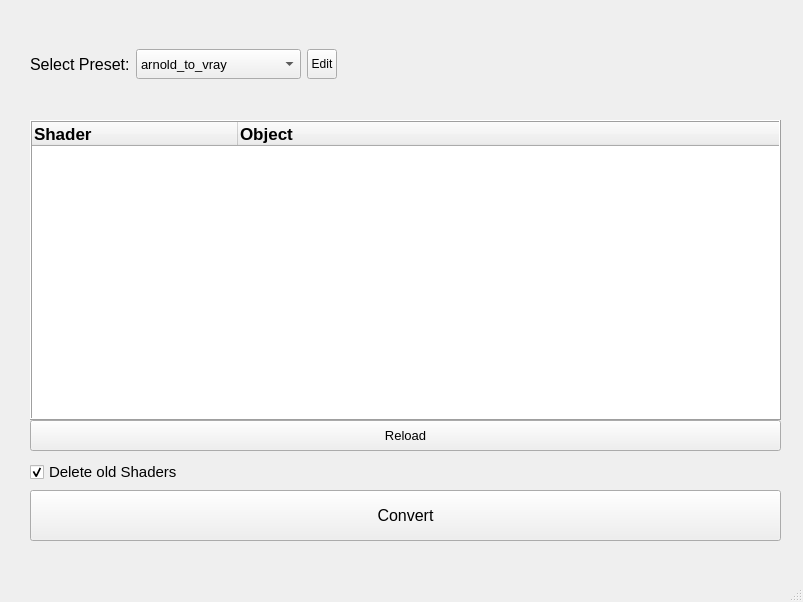
Before: the Qt Designer form ui_bk/ui.ui in Itsadasomnark/ShaderConvertor, drawn with Qt 5.
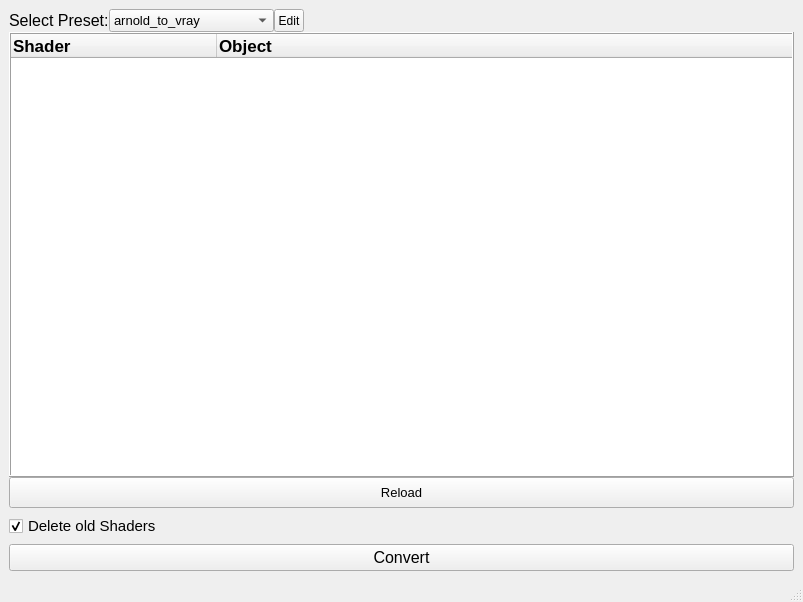
After: the same form once the commit is applied.

```diff
--- a/ui_bk/ui.ui
+++ b/ui_bk/ui.ui
@@ -20,19 +20,112 @@
    <string>MainWindow</string>
   </property>
   <widget class="QWidget" name="centralwidget">
-   <widget class="QWidget" name="verticalLayoutWidget_2">
-    <property name="geometry">
-     <rect>
-      <x>30</x>
-      <y>120</y>
-      <width>751</width>
-      <height>331</height>
-     </rect>
-    </property>
+   <layout class="QVBoxLayout" name="verticalLayout_2">
+    <item>
     <layout class="QVBoxLayout" name="verticalLayout">
      <property name="spacing">
       <number>0</number>
      </property>
+      <item>
+       <layout class="QHBoxLayout" name="Select_layout">
+        <item>
+         <widget class="QLabel" name="Preset_label">
+          <property name="enabled">
+           <bool>true</bool>
+          </property>
+          <property name="sizePolicy">
+           <sizepolicy hsizetype="Fixed" vsizetype="Fixed">
+            <horstretch>0</horstretch>
+            <verstretch>0</verstretch>
+           </sizepolicy>
+          </property>
+          <property name="font">
+           <font>
+            <pointsize>12</pointsize>
+           </font>
+          </property>
+          <property name="focusPolicy">
+           <enum>Qt::NoFocus</enum>
+          </property>
+          <property name="contextMenuPolicy">
+           <enum>Qt::DefaultContextMenu</enum>
+          </property>
+          <property name="layoutDirection">
+           <enum>Qt::LeftToRight</enum>
+          </property>
+          <property name="frameShape">
+           <enum>QFrame::NoFrame</enum>
+          </property>
+          <property name="text">
+           <string>Select Preset:</string>
+          </property>
+         </widget>
+        </item>
+        <item>
+         <widget class="QComboBox" name="Preset_combo">
+          <property name="sizePolicy">
+           <sizepolicy hsizetype="Minimum" vsizetype="Minimum">
+            <horstretch>0</horstretch>
+            <verstretch>0</verstretch>
+           </sizepolicy>
+          </property>
+          <property name="maximumSize">
+           <size>
+            <width>200</width>
+            <height>30</height>
+           </size>
+          </property>
+          <property name="font">
+           <font>
+            <pointsize>10</pointsize>
+           </font>
+          </property>
+          <item>
+           <property name="text">
+            <string>arnold_to_vray</string>
+           </property>
+          </item>
+          <item>
+           <property name="text">
+            <string>--- create new preset ---</string>
+           </property>
+          </item>
+         </widget>
+        </item>
+        <item>
+         <widget class="QToolButton" name="EditPreset_button">
+          <property name="sizePolicy">
+           <sizepolicy hsizetype="Minimum" vsizetype="Minimum">
+            <horstretch>0</horstretch>
+            <verstretch>0</verstretch>
+           </sizepolicy>
+          </property>
+          <property name="maximumSize">
+           <size>
+            <width>30</width>
+            <height>30</height>
+           </size>
+          </property>
+          <property name="text">
+           <string>Edit</string>
+          </property>
+         </widget>
+        </item>
+        <item>
+         <spacer name="horizontalSpacer">
+          <property name="orientation">
+           <enum>Qt::Horizontal</enum>
+          </property>
+          <property name="sizeHint" stdset="0">
+           <size>
+            <width>40</width>
+            <height>20</height>
+           </size>
+          </property>
+         </spacer>
+        </item>
+       </layout>
+      </item>
      <item>
       <widget class="QTreeWidget" name="treeWidget">
        <property name="contextMenuPolicy">
@@ -125,16 +218,8 @@
       </widget>
      </item>
     </layout>
-   </widget>
-   <widget class="QWidget" name="verticalLayoutWidget_3">
-    <property name="geometry">
-     <rect>
-      <x>30</x>
-      <y>460</y>
-      <width>751</width>
-      <height>81</height>
-     </rect>
-    </property>
+    </item>
+    <item>
     <layout class="QVBoxLayout" name="Convert_Layout">
      <item>
       <widget class="QCheckBox" name="Delete_checkBox">
@@ -170,115 +255,8 @@
       </widget>
      </item>
     </layout>
-   </widget>
-   <widget class="QWidget" name="verticalLayoutWidget">
-    <property name="geometry">
-     <rect>
-      <x>30</x>
-      <y>10</y>
-      <width>751</width>
-      <height>109</height>
-     </rect>
-    </property>
-    <layout class="QHBoxLayout" name="Select_layout">
-     <item>
-      <widget class="QLabel" name="Preset_label">
-       <property name="enabled">
-        <bool>true</bool>
-       </property>
-       <property name="sizePolicy">
-        <sizepolicy hsizetype="Fixed" vsizetype="Fixed">
-         <horstretch>0</horstretch>
-         <verstretch>0</verstretch>
-        </sizepolicy>
-       </property>
-       <property name="font">
-        <font>
-         <pointsize>12</pointsize>
-        </font>
-       </property>
-       <property name="focusPolicy">
-        <enum>Qt::NoFocus</enum>
-       </property>
-       <property name="contextMenuPolicy">
-        <enum>Qt::DefaultContextMenu</enum>
-       </property>
-       <property name="layoutDirection">
-        <enum>Qt::LeftToRight</enum>
-       </property>
-       <property name="frameShape">
-        <enum>QFrame::NoFrame</enum>
-       </property>
-       <property name="text">
-        <string>Select Preset:</string>
-       </property>
-      </widget>
-     </item>
-     <item>
-      <widget class="QComboBox" name="Preset_combo">
-       <property name="sizePolicy">
-        <sizepolicy hsizetype="Minimum" vsizetype="Minimum">
-         <horstretch>0</horstretch>
-         <verstretch>0</verstretch>
-        </sizepolicy>
-       </property>
-       <property name="maximumSize">
-        <size>
-         <width>200</width>
-         <height>30</height>
-        </size>
-       </property>
-       <property name="font">
-        <font>
-         <pointsize>10</pointsize>
-        </font>
-       </property>
-       <item>
-        <property name="text">
-         <string>arnold_to_vray</string>
-        </property>
-       </item>
-       <item>
-        <property name="text">
-         <string>--- create new preset ---</string>
-        </property>
-       </item>
-      </widget>
-     </item>
-     <item>
-      <widget class="QToolButton" name="EditPreset_button">
-       <property name="sizePolicy">
-        <sizepolicy hsizetype="Minimum" vsizetype="Minimum">
-         <horstretch>0</horstretch>
-         <verstretch>0</verstretch>
-        </sizepolicy>
-       </property>
-       <property name="maximumSize">
-        <size>
-         <width>30</width>
-         <height>30</height>
-        </size>
-       </property>
-       <property name="text">
-        <string>Edit</string>
-       </property>
-      </widget>
-     </item>
-     <item>
-      <spacer name="horizontalSpacer">
-       <property name="orientation">
-        <enum>Qt::Horizontal</enum>
-       </property>
-       <property name="sizeHint" stdset="0">
-        <size>
-         <width>40</width>
-         <height>20</height>
-        </size>
-       </property>
-      </spacer>
-     </item>
-    </layout>
-   </widget>
+    </item>
+   </layout>
   </widget>
   <widget class="QMenuBar" name="menubar">
    <property name="geometry">
```
Lines whose indentation alone changed are shown as unchanged.
